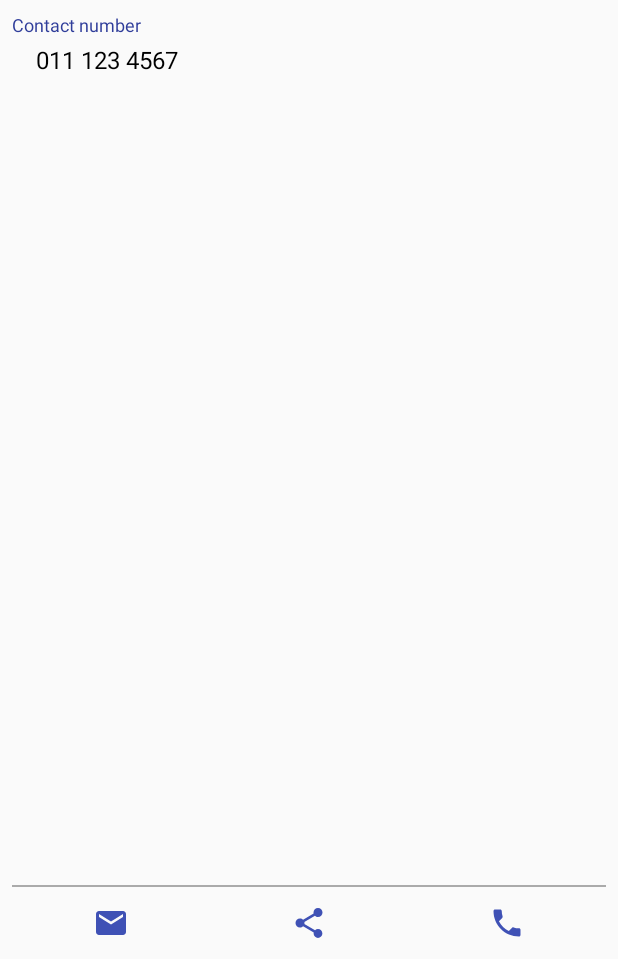
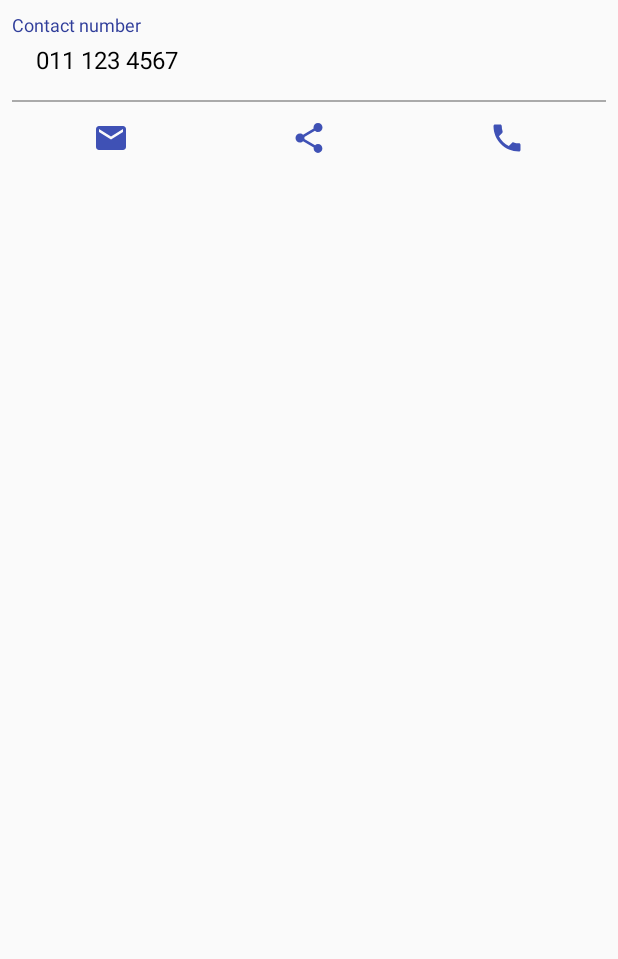
Before and after one commit to appdevgenie/Shuttle-Service, an Android app: the fragment ContactUsFragment placed in its activity, on a phone screen of 412 x 824 dp, the part 277-1236 px from its top. Run offline under Robolectric (Android 15) with nearby library versions, the phone set to English and light mode, and no system bars.

Commit message:
update account fragment

```diff
--- a/app/src/main/res/layout/fragment_contact_us.xml
+++ b/app/src/main/res/layout/fragment_contact_us.xml
@@ -171,6 +171,7 @@
         android:layout_height="1dp"
         android:layout_marginStart="8dp"
         android:layout_marginLeft="8dp"
+        android:layout_marginTop="16dp"
         android:layout_marginEnd="8dp"
         android:layout_marginRight="8dp"
         android:layout_marginBottom="8dp"
@@ -178,7 +179,8 @@
         android:contentDescription="@string/gray_line_divider"
         app:layout_constraintBottom_toTopOf="@+id/ibUserContactEmail"
         app:layout_constraintEnd_toEndOf="parent"
-        app:layout_constraintStart_toStartOf="parent" />
+        app:layout_constraintStart_toStartOf="parent"
+        app:layout_constraintTop_toBottomOf="@+id/tvContactInfoNum" />
 
     <ImageButton
         android:id="@+id/ibUserContactEmail"
@@ -186,44 +188,44 @@
         android:layout_height="wrap_content"
         android:layout_marginStart="8dp"
         android:layout_marginLeft="8dp"
-        android:layout_marginBottom="8dp"
+        android:layout_marginTop="8dp"
         android:background="?android:attr/selectableItemBackground"
         android:gravity="center_vertical|start"
         android:padding="4dp"
-        app:layout_constraintBottom_toBottomOf="parent"
         app:layout_constraintEnd_toStartOf="@+id/ibUserContactShare"
         app:layout_constraintHorizontal_chainStyle="spread"
         app:layout_constraintStart_toStartOf="parent"
+        app:layout_constraintTop_toBottomOf="@+id/ivContactInfoDivider"
         app:srcCompat="@drawable/ic_email" />
 
     <ImageButton
         android:id="@+id/ibUserContactShare"
         android:layout_width="0dp"
         android:layout_height="wrap_content"
-        android:layout_marginBottom="8dp"
+        android:layout_marginTop="8dp"
         android:background="?android:attr/selectableItemBackground"
         android:gravity="center_vertical|center"
         android:padding="4dp"
-        app:layout_constraintBottom_toBottomOf="parent"
         app:layout_constraintEnd_toStartOf="@+id/ibUserContactPhone"
         app:layout_constraintHorizontal_chainStyle="spread"
         app:layout_constraintStart_toEndOf="@+id/ibUserContactEmail"
+        app:layout_constraintTop_toBottomOf="@+id/ivContactInfoDivider"
         app:srcCompat="@drawable/ic_share" />
 
     <ImageButton
         android:id="@+id/ibUserContactPhone"
         android:layout_width="0dp"
         android:layout_height="wrap_content"
+        android:layout_marginTop="8dp"
         android:layout_marginEnd="8dp"
         android:layout_marginRight="8dp"
-        android:layout_marginBottom="8dp"
         android:background="?android:attr/selectableItemBackground"
         android:gravity="center_vertical|end"
         android:padding="4dp"
-        app:layout_constraintBottom_toBottomOf="parent"
         app:layout_constraintEnd_toEndOf="parent"
         app:layout_constraintHorizontal_chainStyle="spread"
         app:layout_constraintStart_toEndOf="@+id/ibUserContactShare"
+        app:layout_constraintTop_toBottomOf="@+id/ivContactInfoDivider"
         app:srcCompat="@drawable/ic_phone" />
 
 
```
Also changed, not shown: app/src/main/java/com/appdevgenie/shuttleservice/fragments/AccountUserInfoFragment.java (+55 -7 lines), app/src/main/res/layout/fragment_account_user_info.xml (+13 -0 lines).
